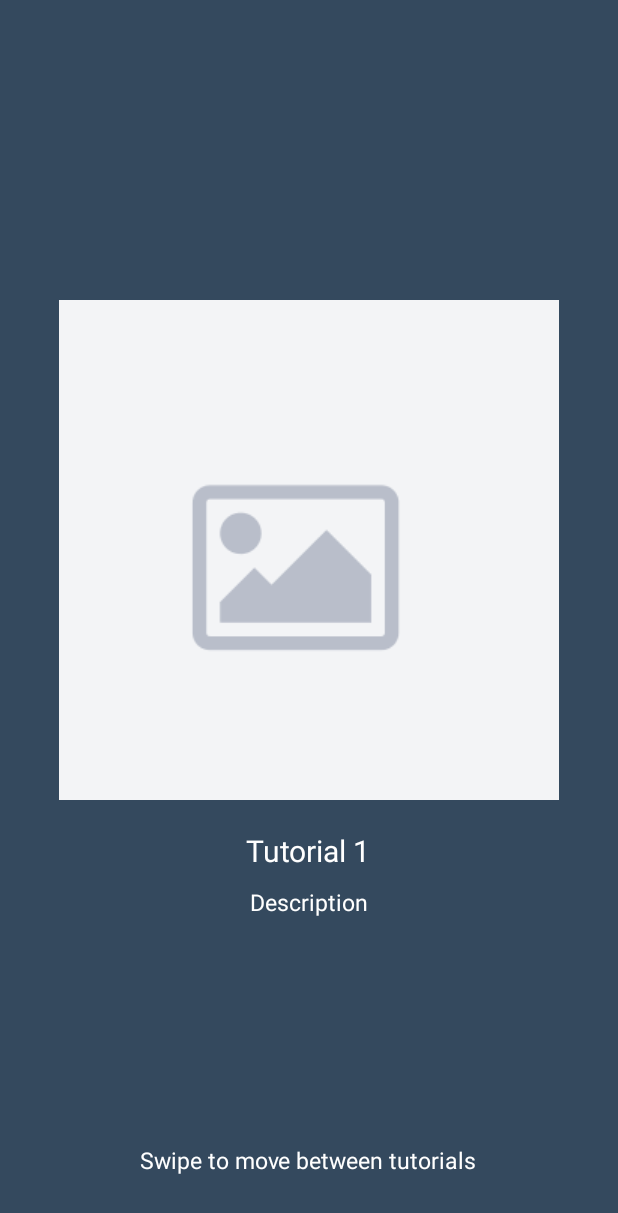
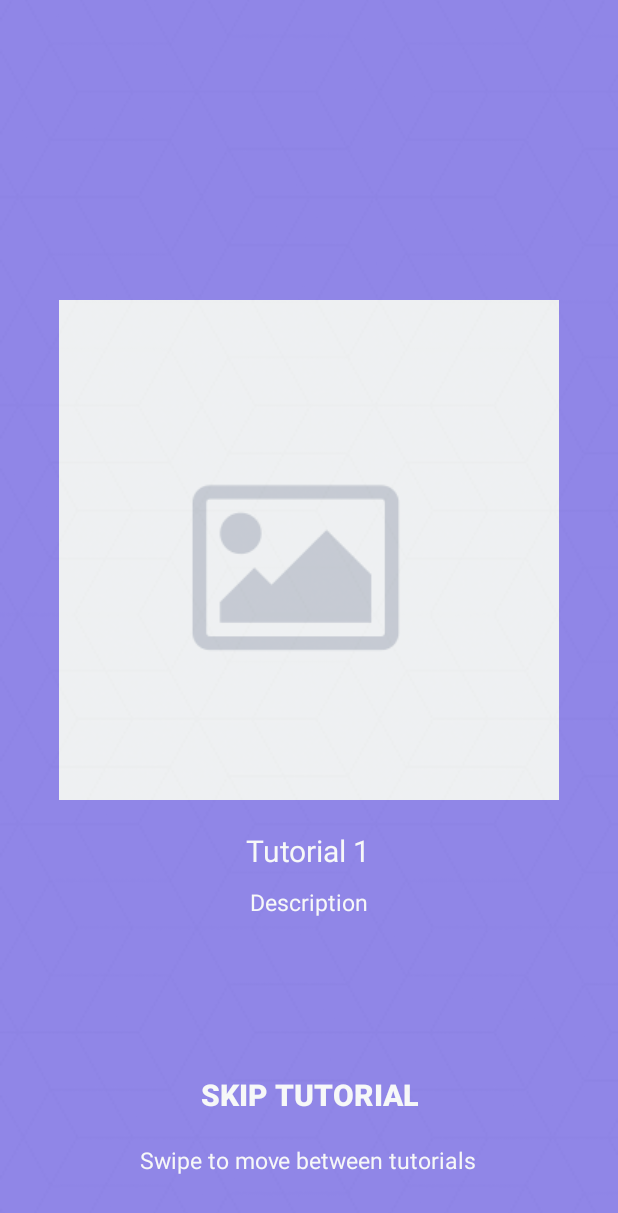
Before and after one commit to bartoszgajda55/IP2, an Android app: the TutorialActivity screen opened directly, with no data from a screen before it, on a phone screen of 412 x 824 dp. Shown: the top 1213 px of the screen. Run offline under Robolectric (Android 15) with nearby library versions, the phone set to English and light mode, and no system bars; pictures from the network do not load.

Commit message:
Added SKIP TUTORIAL button to tutorial Added background to tutorial slides

```diff
--- a/app/src/main/java/com/quizapp/ip2/Activity/AuthenticationActivity.java
+++ b/app/src/main/java/com/quizapp/ip2/Activity/AuthenticationActivity.java
@@ -19,7 +19,7 @@ public class AuthenticationActivity extends FragmentedActivity {
         setContentView(R.layout.activity_authentication);
 
 
-
+//
         ViewPager pager = (ViewPager) findViewById(R.id.slider);
         ArrayList<Fragment> fragments = new ArrayList<>();
         fragments.add(new LoginFragment());
--- a/app/src/main/java/com/quizapp/ip2/Activity/TutorialActivity.java
+++ b/app/src/main/java/com/quizapp/ip2/Activity/TutorialActivity.java
@@ -1,9 +1,11 @@
 package com.quizapp.ip2.Activity;
 
+import android.content.Intent;
 import android.os.Bundle;
 import android.support.v4.app.Fragment;
 import android.support.v4.content.ContextCompat;
 import android.support.v4.view.ViewPager;
+import android.view.View;
 
 import com.quizapp.ip2.Helper.AnimatedColor;
 import com.quizapp.ip2.R;
@@ -81,4 +83,9 @@ public class TutorialActivity extends FragmentedActivity {
         });
     }
 
+    public void onSkipClick(View v){
+        Intent intent = new Intent(this, HomepageActivity.class);
+        startActivity(intent);
+    }
+
 }
--- a/app/src/main/res/layout/activity_tutorial.xml
+++ b/app/src/main/res/layout/activity_tutorial.xml
@@ -1,11 +1,44 @@
 <?xml version="1.0" encoding="utf-8"?>
 <RelativeLayout xmlns:android="http://schemas.android.com/apk/res/android"
     android:layout_width="match_parent"
-    android:layout_height="match_parent"
-    android:background="@drawable/background_shapes_red">
+    android:layout_height="match_parent">
+
+
 
     <android.support.v4.view.ViewPager
         android:id="@+id/slider"
         android:layout_width="match_parent"
         android:layout_height="match_parent" />
+
+    <Button
+        android:layout_width="wrap_content"
+        android:layout_height="wrap_content"
+        android:text="SKIP TUTORIAL"
+        android:theme="@style/buttonFlat"
+        android:textColor="@color/colorLight"
+        android:layout_centerHorizontal="true"
+        android:layout_alignParentBottom="true"
+        android:layout_marginBottom="70dp"
+        android:textSize="20dp"
+        android:onClick="onSkipClick"/>
+
+    <TextView
+        android:id="@+id/txtSwipe"
+        android:text="Swipe to move between tutorials"
+        android:layout_width="wrap_content"
+        android:layout_height="wrap_content"
+        android:layout_alignParentBottom="true"
+        android:layout_centerHorizontal="true"
+        android:layout_marginBottom="40dp"
+        android:textColor="@color/colorLight"
+        android:textSize="15dp"/>
+
+    <ImageView
+        android:layout_width="match_parent"
+        android:layout_height="match_parent"
+        android:scaleType="centerCrop"
+        android:layout_centerHorizontal="true"
+        android:alpha="0.3"
+
+        android:src="@drawable/background_cubes_light"/>
 </RelativeLayout>
--- a/app/src/main/res/layout/tutorial_fragment.xml
+++ b/app/src/main/res/layout/tutorial_fragment.xml
@@ -2,6 +2,7 @@
 <RelativeLayout xmlns:android="http://schemas.android.com/apk/res/android"
     android:layout_width="match_parent"
     android:layout_height="match_parent">
+
 
     <ImageView
         android:id="@+id/imgTutorial"
@@ -31,15 +32,6 @@
         android:textColor="@color/colorLight"
         android:textSize="15dp"/>
 
-    <TextView
-        android:id="@+id/txtSwipe"
-        android:text="Swipe to move between tutorials"
-        android:layout_width="wrap_content"
-        android:layout_height="wrap_content"
-        android:layout_alignParentBottom="true"
-        android:layout_centerHorizontal="true"
-        android:layout_marginBottom="40dp"
-        android:textColor="@color/colorLight"
-        android:textSize="15dp"/>
+
 
 </RelativeLayout>
--- a/app/src/main/res/values/colors.xml
+++ b/app/src/main/res/values/colors.xml
@@ -15,9 +15,9 @@
     <color name="colorBackground">#FFFFFF</color>
 
 
-    <color name="colorIntroNavy">#34495e</color>
-    <color name="colorIntroDarkBlue">#40739e</color>
-    <color name="colorIntroBlue">#3498db</color>
+    <color name="colorIntroNavy">#6c5ce7</color>
+    <color name="colorIntroDarkBlue">#0984e3</color>
+    <color name="colorIntroBlue">#00cec9</color>
     <color name="colorIntroGreen">#2ecc71</color>
     <color name="colorIntroDarkGreen">#16a085</color>
 </resources>
```
